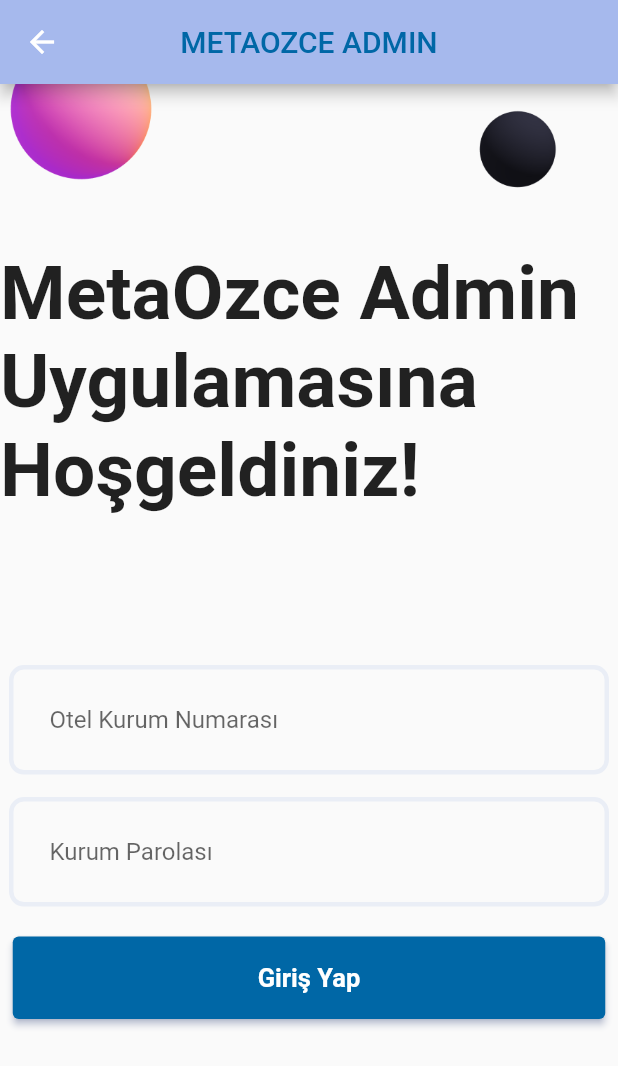
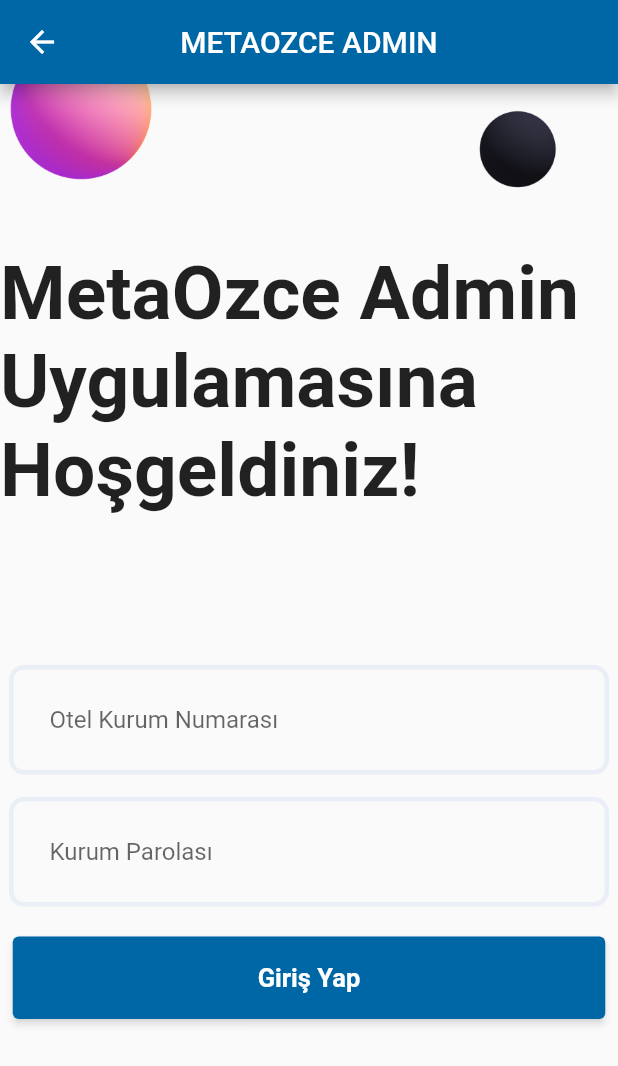
Before and after one commit to Zcerens/meta_ozce_web, a Flutter app: the LoginScreen screen opened directly, on a phone screen of 412 x 824 dp. Shown: the top 1066 px of the screen. Run offline on Flutter 3.47's test engine with Material 2 defaults, Android fonts, the phone set to English and light mode, and no system bars; our stand-ins replace cloud_firestore, date_time_picker, firebase_core, flutter_datetime_picker, fluttertoast, font_awesome_flutter and 1 more; accounts and stored records are empty; network calls fail.

Commit message:
web is okkki

```diff
--- a/lib/const/background.dart
+++ b/lib/const/background.dart
@@ -20,9 +20,9 @@ class Background extends StatelessWidget {
         centerTitle: true,
         title: Text(
           '${title}',
-          style: TextStyle(color: kPrimaryColor),
+          style: TextStyle(color: kPrimaryLightColor),
         ),
-        backgroundColor: kPrimaryLightColor,
+        backgroundColor: kPrimaryColor,
       ),
       // bottomNavigationBar:
       resizeToAvoidBottomInset: false,
--- a/lib/constants.dart
+++ b/lib/constants.dart
@@ -1,6 +1,6 @@
 import 'package:flutter/material.dart';
 
 const kPrimaryColor = Color(0xFF0067a6);
-const kPrimaryLightColor = Color(0xFFA6B9ED);
+const kPrimaryLightColor = Color.fromARGB(255, 255, 254, 254);
 
 const double defaultPadding = 16.0;
--- a/lib/main.dart
+++ b/lib/main.dart
@@ -44,7 +44,7 @@ class MyApp extends StatelessWidget {
               child: Text('beklenmeyen hata'),
             );
           } else if (asyncSnapshot.hasData) {
-            return HomeScreen();
+            return LoginScreen();
           } else {
             return Center(
               child: CircularProgressIndicator(),
```
Also changed, not shown: lib/Screen/Personeller/personeller.dart (+32 -6 lines).
